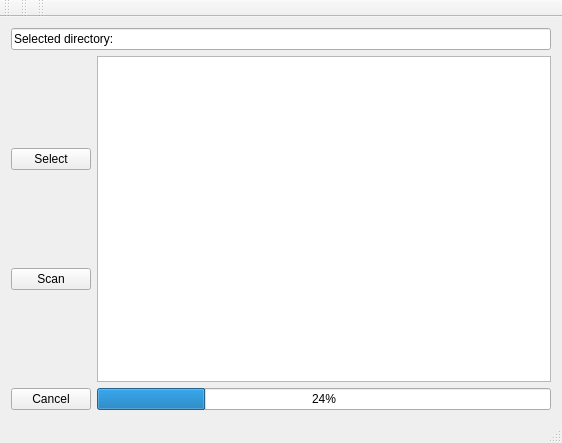
Above: Forms/mainwindow.ui from qrort/duplicates-finder before the change. Below: the same form after it.
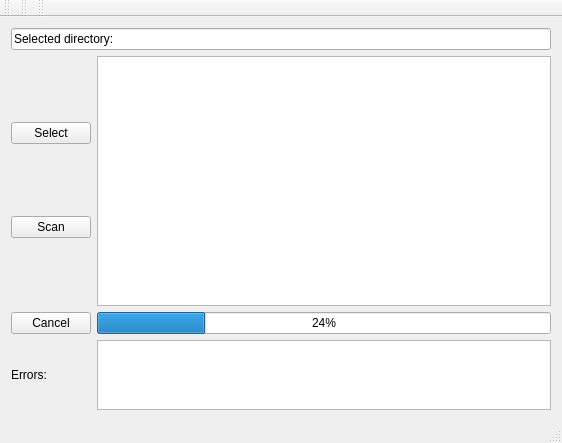
That is the form after the change.

What changed in the file:
```diff
--- a/Forms/mainwindow.ui
+++ b/Forms/mainwindow.ui
@@ -73,6 +73,23 @@
           </property>
          </widget>
         </item>
+        <item row="2" column="0">
+         <widget class="QLabel" name="label">
+          <property name="text">
+           <string>Errors:</string>
+          </property>
+         </widget>
+        </item>
+        <item row="2" column="1">
+         <widget class="QListWidget" name="errorList">
+          <property name="maximumSize">
+           <size>
+            <width>16777215</width>
+            <height>70</height>
+           </size>
+          </property>
+         </widget>
+        </item>
        </layout>
       </item>
      </layout>
```
